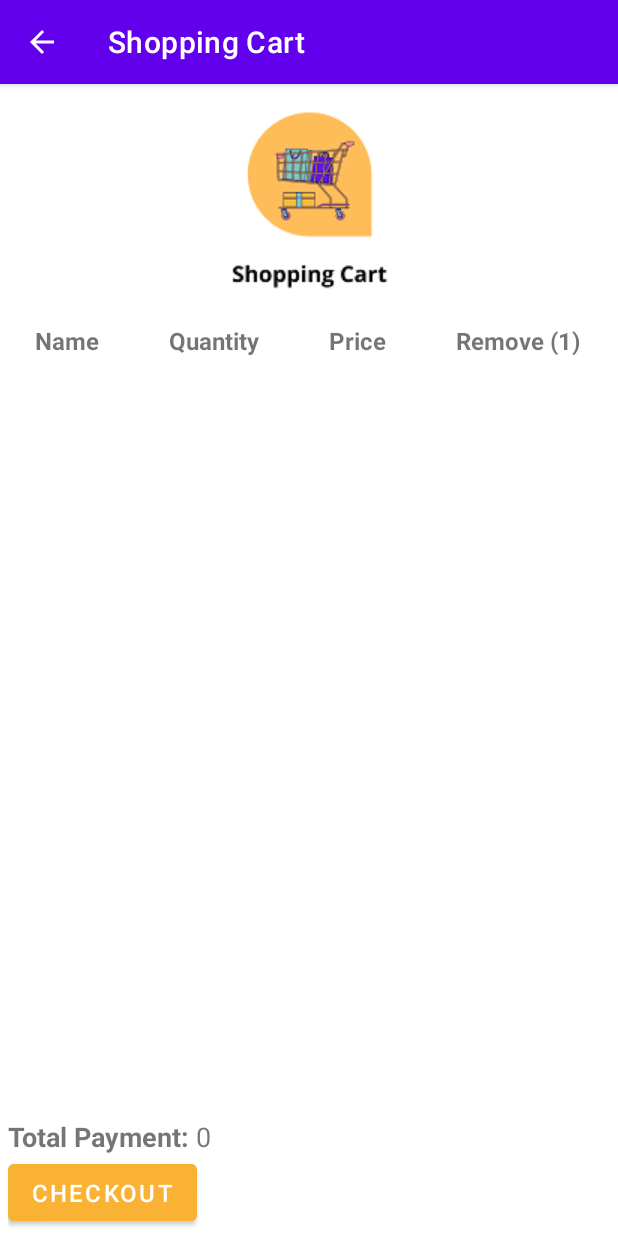
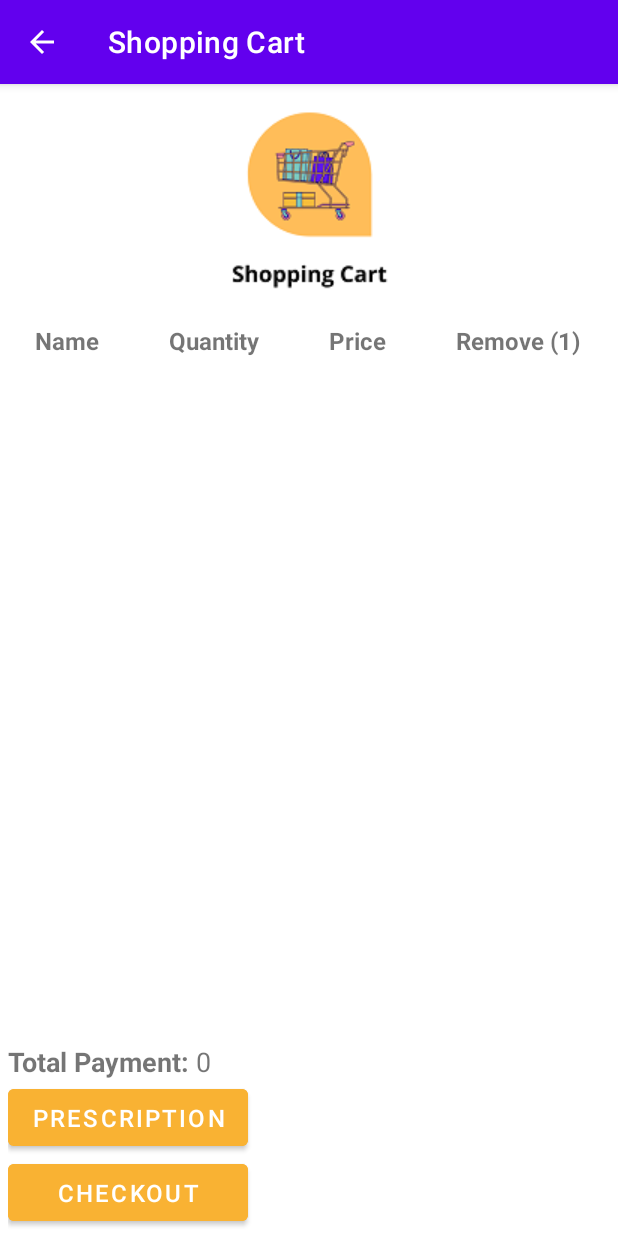
Before and after one commit to jSunpayco/MOBDEVE_S16_Group22_MP, an Android app: the CartActivity screen opened directly, with no data from a screen before it, on a phone screen of 412 x 824 dp. Run offline under Robolectric (Android 15) with nearby library versions, the phone set to English and light mode, and no system bars; our stand-ins replace Firebase (no records; nobody signed in at launch, a user with empty details on screens opened directly).

Commit message:
Image upload (Order function)

```diff
--- a/app/build.gradle
+++ b/app/build.gradle
@@ -23,6 +23,7 @@ android {
             proguardFiles getDefaultProguardFile('proguard-android-optimize.txt'), 'proguard-rules.pro'
         }
     }
+
     compileOptions {
         sourceCompatibility JavaVersion.VERSION_1_8
         targetCompatibility JavaVersion.VERSION_1_8
--- a/app/src/main/java/com/mobdeve/s16/group22/medelivery/CartActivity.java
+++ b/app/src/main/java/com/mobdeve/s16/group22/medelivery/CartActivity.java
@@ -1,7 +1,12 @@
 package com.mobdeve.s16.group22.medelivery;
 
+import android.app.Activity;
 import android.content.DialogInterface;
+import android.content.Intent;
+import android.graphics.Bitmap;
+import android.net.Uri;
 import android.os.Bundle;
+import android.provider.MediaStore;
 import android.util.Log;
 import android.view.LayoutInflater;
 import android.view.View;
@@ -10,14 +15,16 @@ import android.widget.Button;
 import android.widget.TextView;
 import android.widget.Toast;
 
+import androidx.activity.result.ActivityResult;
+import androidx.activity.result.ActivityResultCallback;
+import androidx.activity.result.ActivityResultLauncher;
+import androidx.activity.result.contract.ActivityResultContracts;
 import androidx.annotation.NonNull;
-import androidx.annotation.Nullable;
 import androidx.appcompat.app.AlertDialog;
 import androidx.appcompat.app.AppCompatActivity;
 import androidx.recyclerview.widget.LinearLayoutManager;
 import androidx.recyclerview.widget.RecyclerView;
 
-import com.bumptech.glide.Glide;
 import com.firebase.ui.firestore.FirestoreRecyclerAdapter;
 import com.firebase.ui.firestore.FirestoreRecyclerOptions;
 import com.google.android.gms.tasks.OnCompleteListener;
@@ -26,28 +33,35 @@ import com.google.android.gms.tasks.OnSuccessListener;
 import com.google.android.gms.tasks.Task;
 import com.google.firebase.auth.FirebaseAuth;
 import com.google.firebase.auth.FirebaseUser;
-import com.google.firebase.firestore.CollectionReference;
 import com.google.firebase.firestore.DocumentReference;
-import com.google.firebase.firestore.DocumentSnapshot;
 import com.google.firebase.firestore.FirebaseFirestore;
 import com.google.firebase.firestore.FirebaseFirestoreException;
 import com.google.firebase.firestore.Query;
 import com.google.firebase.firestore.QueryDocumentSnapshot;
 import com.google.firebase.firestore.QuerySnapshot;
+import com.google.firebase.storage.FirebaseStorage;
+import com.google.firebase.storage.StorageReference;
+import com.google.firebase.storage.UploadTask;
 
-import java.util.HashMap;
-import java.util.Map;
+import java.io.ByteArrayOutputStream;
+import java.util.UUID;
 
 public class CartActivity extends AppCompatActivity {
 
-    private Button checkoutBtn;
-    private TextView cartTotalTv;
+    private Button checkoutBtn, prescriptionBtn;
+    private TextView cartTotalTv, errorImageTv;
 
     private RecyclerView recyclerView;
     private FirebaseFirestore firebaseFirestore;
     private FirebaseUser user;
     private FirestoreRecyclerAdapter adapter;
     private DocumentReference cartReference;
+    private FirebaseStorage storage;
+
+    private Bitmap bitmap;
+    private ActivityResultLauncher<Intent> activityResultLauncher;
+
+    private boolean isUpload;
 
     @Override
     protected void onCreate(Bundle savedInstanceState) {
@@ -55,7 +69,11 @@ public class CartActivity extends AppCompatActivity {
         setContentView(R.layout.activity_cart);
         setTitle("Shopping Cart");
 
+        this.storage = FirebaseStorage.getInstance();
+
         this.checkoutBtn = findViewById(R.id.checkoutBtn);
+        this.prescriptionBtn = findViewById(R.id.prescriptionBtn);
+        this.errorImageTv = findViewById(R.id.errorImageTv);
         this.cartTotalTv = findViewById(R.id.cartTotalTv);
 
         this.recyclerView = findViewById(R.id.cartRecyclerView);
@@ -82,7 +100,8 @@ public class CartActivity extends AppCompatActivity {
             protected void onBindViewHolder(@NonNull CartViewHolder holder, int position, @NonNull CartModel cart) {
 
                 String name = cart.getCartName();
-                holder.cartNameTv.setText(name.substring(0,name.indexOf(" ")));
+                //holder.cartNameTv.setText(name.substring(0,name.indexOf(" ")));
+                holder.cartNameTv.setText(cart.getCartName());
                 holder.cartPriceTv.setText("₱ " + String.valueOf(cart.getCartPrice()));
                 holder.cartStockTv.setText("Qty: " + String.valueOf(cart.getCartQuantity()));
 
@@ -128,6 +147,18 @@ public class CartActivity extends AppCompatActivity {
 
         updateTotal();
 
+        this.activityResultLauncher = registerForActivityResult(new
+                ActivityResultContracts.StartActivityForResult(),
+                new ActivityResultCallback<ActivityResult>() {
+            @Override
+            public void onActivityResult(ActivityResult result) {
+                if(result.getResultCode() == RESULT_OK && result.getData() != null){
+                    Bundle bundle = result.getData().getExtras();
+                    bitmap = (Bitmap) bundle.get("data");
+                }
+            }
+        });
+
         checkoutBtn.setOnClickListener(new View.OnClickListener() {
             @Override
             public void onClick(View v) {
@@ -138,18 +169,29 @@ public class CartActivity extends AppCompatActivity {
                 .setPositiveButton("Confirm", new DialogInterface.OnClickListener() {
                     @Override
                     public void onClick(DialogInterface dialogInterface, int i) {
-                        dialogInterface.dismiss();
-                        finish();
+                        if(uploadPrescription()){
+                            bitmap = null;
+                            dialogInterface.dismiss();
+                            finish();
+                        }
                     }
                 })
                 .setNegativeButton("Cancel", new DialogInterface.OnClickListener() {
                    @Override
                    public void onClick(DialogInterface dialogInterface, int i) {
-                         dialogInterface.dismiss();
+                       dialogInterface.dismiss();
                    }
                 });
 
                 confirm.show();
+            }
+        });
+
+        prescriptionBtn.setOnClickListener(new View.OnClickListener() {
+            @Override
+            public void onClick(View view) {
+                Intent i = new Intent(MediaStore.ACTION_IMAGE_CAPTURE);
+                activityResultLauncher.launch(i);
             }
         });
     }
@@ -164,6 +206,11 @@ public class CartActivity extends AppCompatActivity {
     protected void onStop() {
         super.onStop();
         this.adapter.stopListening();
+    }
+
+    @Override
+    public void onBackPressed() {
+        CartActivity.super.onBackPressed();
     }
 
     protected void updateTotal(){
@@ -183,4 +230,37 @@ public class CartActivity extends AppCompatActivity {
         });
     }
 
+    protected boolean uploadPrescription(){
+        if(bitmap != null){
+            StorageReference reference = storage.getReference().child("prescriptions/" +
+                    UUID.randomUUID().toString());
+
+            ByteArrayOutputStream baos = new ByteArrayOutputStream();
+            bitmap.compress(Bitmap.CompressFormat.JPEG, 100, baos);
+            byte[] data = baos.toByteArray();
+
+            UploadTask uploadTask = reference.putBytes(data);
+            uploadTask.addOnFailureListener(new OnFailureListener() {
+                @Override
+                public void onFailure(@NonNull Exception e) {
+                    Toast.makeText(CartActivity.this, e.getMessage(),
+                            Toast.LENGTH_SHORT).show();
+                    isUpload = false;
+                }
+            }).addOnSuccessListener(new OnSuccessListener<UploadTask.TaskSnapshot>() {
+                @Override
+                public void onSuccess(UploadTask.TaskSnapshot taskSnapshot) {
+                    Toast.makeText(CartActivity.this, "Upload Success",
+                            Toast.LENGTH_SHORT).show();
+                    isUpload = true;
+                }
+            });
+        }else{
+            errorImageTv.setText("Please upload a prescription");
+            isUpload = false;
+        }
+
+        return isUpload;
+    }
+
 }
--- a/app/src/main/res/layout/activity_cart.xml
+++ b/app/src/main/res/layout/activity_cart.xml
@@ -75,7 +75,7 @@
     <androidx.recyclerview.widget.RecyclerView
         android:id="@+id/cartRecyclerView"
         android:layout_width="match_parent"
-        android:layout_height="wrap_content"
+        android:layout_height="0dp"
         android:layout_marginBottom="36dp"
         app:layout_constraintBottom_toTopOf="@+id/linearLayout"
         app:layout_constraintEnd_toEndOf="parent"
@@ -118,13 +118,38 @@
                 android:textSize="18dp" />
         </LinearLayout>
 
+        <LinearLayout
+            android:layout_width="match_parent"
+            android:layout_height="wrap_content"
+            android:orientation="horizontal">
+
+            <Button
+                android:id="@+id/prescriptionBtn"
+                android:layout_width="160dp"
+                android:layout_height="50dp"
+                android:backgroundTint="#F9B233"
+                android:text="Prescription"
+                android:textSize="16sp" />
+
+            <TextView
+                android:id="@+id/errorImageTv"
+                android:layout_width="wrap_content"
+                android:layout_height="wrap_content"
+                android:layout_weight="0"
+                android:textSize="18dp"
+                android:textColor="#FF0000"
+                android:maxLength="28"
+                android:layout_marginLeft="10dp"/>
+        </LinearLayout>
+
         <Button
             android:id="@+id/checkoutBtn"
-            android:layout_width="wrap_content"
+            android:layout_width="160dp"
             android:layout_height="50dp"
             android:backgroundTint="#F9B233"
             android:text="Checkout"
             android:textSize="16sp" />
+
     </LinearLayout>
 
 </androidx.constraintlayout.widget.ConstraintLayout>
--- a/app/src/main/res/layout/cart_item.xml
+++ b/app/src/main/res/layout/cart_item.xml
@@ -10,11 +10,12 @@
 
         <TextView
             android:id="@+id/cartNameTv"
-            android:layout_width="fill_parent"
+            android:layout_width="90dp"
             android:layout_column="1"
-            android:layout_height="wrap_content"
             android:layout_gravity="center"
+            android:ellipsize="end"
             android:padding="10dp"
+            android:maxEms="7"
             android:textSize="16dp" />
 
         <TextView
```
